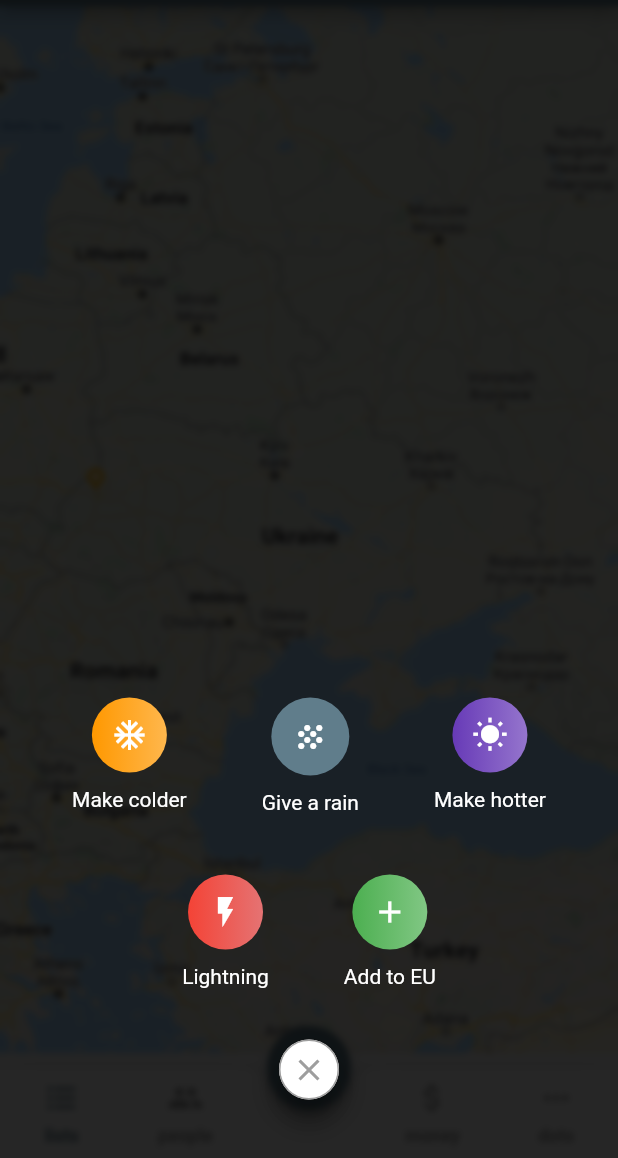
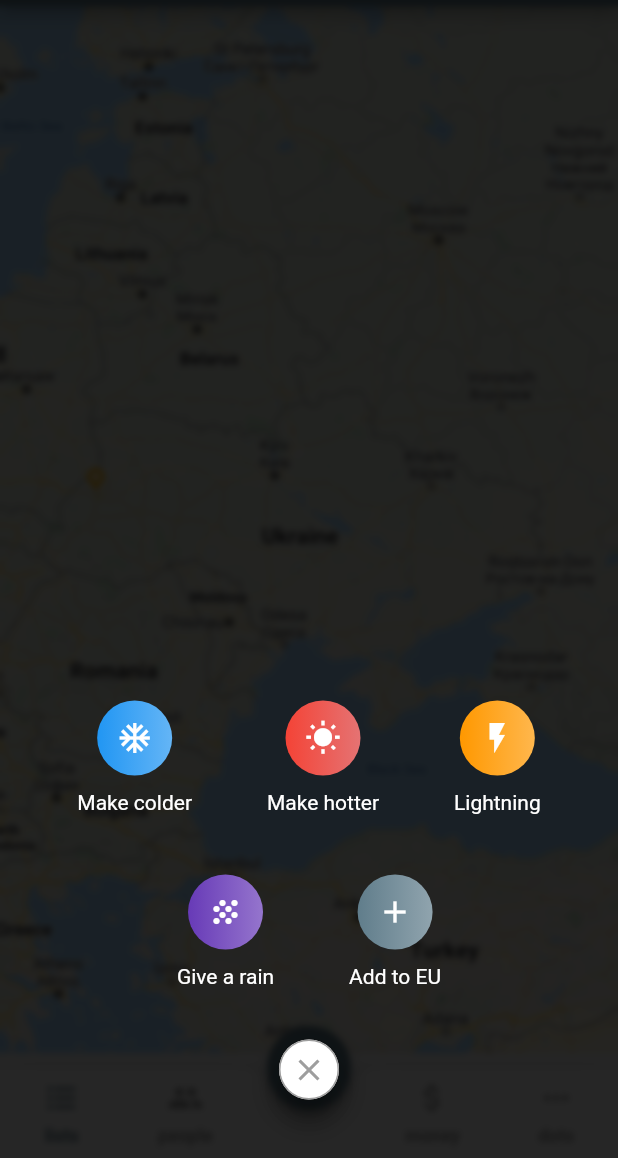
Before and after one commit to yako-dev/flutter-full-screen-menu, a Flutter app: the screen it shows after launch, after a tap on the "add" icon, on a phone screen of 412 x 824 dp, the part 78-1236 px from its top. Run offline on Flutter 3.47's test engine with Material 2 defaults, Android fonts, the phone set to English and light mode, and no system bars.

Commit message:
Fix not working gradients. Now gradient have to be added by the developer

```diff
--- a/example/lib/screens/home_screen.dart
+++ b/example/lib/screens/home_screen.dart
@@ -41,40 +41,32 @@ class HomeScreen extends StatelessWidget {
         FSMenuItem(
           icon: Icon(Icons.ac_unit, color: Colors.white),
           text: Text('Make colder', style: TextStyle(color: Colors.white)),
+          gradient: blueGradient,
           onTap: () {
             print('Made Ukraine colder!');
           },
         ),
-        _customButton(),
         FSMenuItem(
           icon: Icon(Icons.wb_sunny, color: Colors.white),
           text: Text('Make hotter', style: TextStyle(color: Colors.white)),
+          gradient: redGradient,
         ),
         FSMenuItem(
           icon: Icon(Icons.flash_on, color: Colors.white),
           text: Text('Lightning', style: TextStyle(color: Colors.white)),
+          gradient: orangeGradient,
+        ),
+        FSMenuItem(
+          icon: Icon(Icons.grain, color: Colors.white),
+          text: Text('Give a rain', style: TextStyle(color: Colors.white)),
+          gradient: deepPurpleGradient,
         ),
         FSMenuItem(
           icon: Icon(Icons.add, color: Colors.white),
           text: Text('Add to EU', style: TextStyle(color: Colors.white)),
+          gradient: blueGreyGradient,
         ),
       ],
     );
   }
-
-  Widget _customButton() {
-    return Column(children: <Widget>[
-      Padding(
-        padding: const EdgeInsets.only(bottom: 10),
-        child: CircleAvatar(
-            radius: 26,
-            child: Icon(
-              Icons.grain,
-              color: Colors.white,
-            ),
-            backgroundColor: Colors.blueGrey),
-      ),
-      Text('Give a rain', style: TextStyle(color: Colors.white)),
-    ]);
-  }
 }
--- a/lib/full_screen_menu.dart
+++ b/lib/full_screen_menu.dart
@@ -1,4 +1,5 @@
 library full_screen_menu;
 
 export 'src/full_screen_menu.dart';
+export 'src/models/gradients.dart';
 export 'src/widgets/fs_menu_item.dart';
--- a/lib/src/models/gradients.dart
+++ b/lib/src/models/gradients.dart
@@ -1,42 +1,46 @@
-import 'dart:ui';
-
 import 'package:flutter/material.dart';
 
-List<Gradient> gradients = [
-  LinearGradient(colors: [
+final orangeGradient = LinearGradient(colors: [
   Colors.orange,
   Colors.orange[300],
-  ]),
-  LinearGradient(colors: [
+]);
+
+final blueGradient = LinearGradient(colors: [
   Colors.blue,
   Colors.blue[300],
-  ]),
-  LinearGradient(colors: [
+]);
+
+final deepPurpleGradient = LinearGradient(colors: [
   Colors.deepPurple,
   Colors.deepPurple[300],
-  ]),
-  LinearGradient(colors: [
+]);
+
+final redGradient = LinearGradient(colors: [
   Colors.red,
   Colors.red[300],
-  ]),
-  LinearGradient(colors: [
+]);
+
+final greenGradient = LinearGradient(colors: [
   Colors.green,
   Colors.green[300],
-  ]),
-  LinearGradient(colors: [
+]);
+
+final lightBlueGradient = LinearGradient(colors: [
   Colors.lightBlue,
   Colors.lightBlue[300],
-  ]),
-  LinearGradient(colors: [
+]);
+
+final purpleGradient = LinearGradient(colors: [
   Colors.purple,
   Colors.purple[300],
-  ]),
-  LinearGradient(colors: [
+]);
+
+final lightGreenGradient = LinearGradient(colors: [
   Colors.lightGreen,
   Colors.lightGreen[300],
-  ]),
-  LinearGradient(colors: [
+]);
+
+final blueGreyGradient = LinearGradient(colors: [
   Colors.blueGrey,
   Colors.blueGrey[300],
-  ]),
-];
+]);
--- a/lib/src/widgets/full_screen_menu_base_widget.dart
+++ b/lib/src/widgets/full_screen_menu_base_widget.dart
@@ -2,10 +2,6 @@ import 'dart:ui';
 
 import 'package:flutter/cupertino.dart';
 import 'package:flutter/material.dart';
-import 'package:full_screen_menu/src/models/gradients.dart';
-import 'package:full_screen_menu/src/widgets/fs_menu_item.dart';
-
-import '../models/gradients.dart';
 
 class FullScreenMenuBaseWidget extends StatefulWidget {
   final Color backgroundColor;
@@ -34,7 +30,6 @@ class __TDBaseWidgetState extends State<FullScreenMenuBaseWidget>
   AnimationController animationController;
   Animation<double> scaleAnimation;
   Animation<double> fadeAnimation;
-  List<Widget> items;
 
   final Tween<double> scaleTween = Tween<double>(begin: 0.9, end: 1.0);
   final Tween<double> fadeTween = Tween<double>(begin: 0.0, end: 1.0);
@@ -42,19 +37,6 @@ class __TDBaseWidgetState extends State<FullScreenMenuBaseWidget>
   @override
   void initState() {
     initAnimations();
-    items = [];
-    for (int i = 0; i < widget.items.length; i++) {
-      var gradientIndex = i % widget.items.length;
-      if (gradientIndex >= gradients.length) {
-        gradientIndex %= gradients.length;
-      }
-      if (widget.items[i] is FSMenuItem) {
-        items.add((widget.items[i] as FSMenuItem)
-            .copyWith(gradient: gradients[gradientIndex]));
-      } else {
-        items.add(widget.items[i]);
-      }
-    }
     super.initState();
   }
 
@@ -123,7 +105,7 @@ class __TDBaseWidgetState extends State<FullScreenMenuBaseWidget>
                 Padding(
                   padding: const EdgeInsets.all(30),
                   child: Wrap(
-                    children: items,
+                    children: widget.items,
                     spacing: 50,
                     runSpacing: 40,
                     alignment: WrapAlignment.center,
--- a/pubspec.yaml
+++ b/pubspec.yaml
@@ -1,6 +1,6 @@
 name: full_screen_menu
 description: Full screen menu for Flutter apps to give a user a broad variety of variants in beautiful way
-version: 0.1.3
+version: 1.0.0
 homepage: https://github.com/yako-dev/flutter-full-screen-menu
 
 environment:
@@ -13,6 +13,6 @@ dependencies:
 dev_dependencies:
   flutter_test:
     sdk: flutter
-  pedantic: ^1.9.2
+  pedantic: ^1.11.0
 
 flutter:
```
Also changed, not shown: 1 other file. Lines whose indentation alone changed are shown as unchanged.
